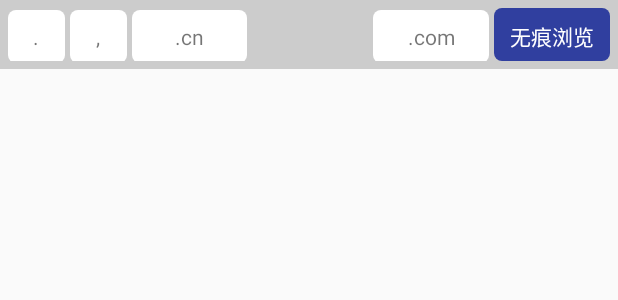
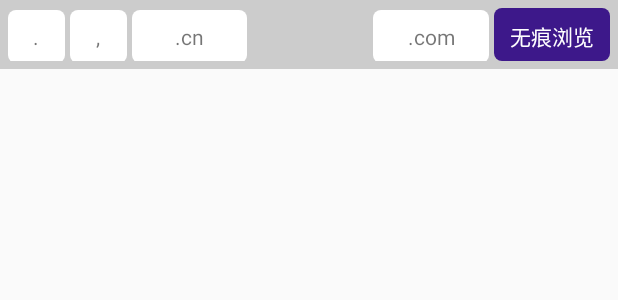
Before and after one commit to hsf25737/InputAccessoryView, an Android app: the layout fragment_input_accessory_panel.xml on its own in the app's theme, with its tools: preview values and no code run, on a phone screen of 412 x 824 dp. Shown: the top 300 px of the screen. Run offline under Robolectric (Android 15) with nearby library versions, the phone set to English and light mode, and no system bars.

```diff
--- /dev/null
+++ b/app/src/main/res/drawable/cursor.xml
@@ -0,0 +1,6 @@
+<?xml version="1.0" encoding="utf-8"?>
+<shape xmlns:android="http://schemas.android.com/apk/res/android"
+    android:shape="rectangle">
+    <size android:width="2dp" />
+    <solid android:color="@android:color/white" />
+</shape>
--- a/app/src/main/res/drawable/input_accessory_panel_dark.xml
+++ b/app/src/main/res/drawable/input_accessory_panel_dark.xml
@@ -1,5 +1,5 @@
 <?xml version="1.0" encoding="utf-8"?>
 <shape xmlns:android="http://schemas.android.com/apk/res/android">
     <corners android:radius="5dp"/>
-    <solid android:color="@color/colorPrimaryDark"/>
+    <solid android:color="@color/grape"/>
 </shape>
--- a/app/src/main/res/layout/fragment_input_accessory_panel.xml
+++ b/app/src/main/res/layout/fragment_input_accessory_panel.xml
@@ -9,19 +9,21 @@
         style="@style/input_accessory_bar_style">
 
         <TextView
-            android:text="www."
+            android:text="@string/www"
             style="@style/search_panel_text_view" />
 
         <TextView
-            android:text="m."
+            android:text="@string/m"
             style="@style/search_panel_text_view" />
 
         <TextView
-            android:text="剪切板"
+            android:id="@+id/clipboard"
+            android:text="@string/clipboard"
             style="@style/search_panel_text_view" />
 
         <TextView
-            android:text="无痕浏览"
+            android:id="@+id/edit_bar_incognito"
+            android:text="@string/incognito"
             style="@style/search_panel_text_view"
             android:background="@drawable/input_accessory_panel_dark"
             android:textColor="@color/white"/>
@@ -33,29 +35,31 @@
         style="@style/input_accessory_bar_style">
 
         <TextView
-            android:text="."
+            android:text="@string/period"
             style="@style/search_panel_text_view"
             android:layout_weight="0.5" />
 
         <TextView
-            android:text=","
+            android:text="@string/comma"
             style="@style/search_panel_text_view"
             android:layout_weight="0.5"/>
 
         <TextView
             android:layout_weight="1"
-            android:text=".cn"
+            android:text="@string/cn"
             style="@style/search_panel_text_view" />
 
         <View
+            android:id="@+id/slide_view"
             style="@style/search_panel_item" />
 
         <TextView
-            android:text=".com"
+            android:text="@string/com"
             style="@style/search_panel_text_view" />
 
         <TextView
-            android:text="无痕浏览"
+            android:id="@+id/slide_bar_incognito"
+            android:text="@string/incognito"
             style="@style/search_panel_text_view"
             android:background="@drawable/input_accessory_panel_dark"
             android:textColor="@color/white"/>
--- a/app/src/main/res/values/colors.xml
+++ b/app/src/main/res/values/colors.xml
@@ -1,11 +1,13 @@
 <?xml version="1.0" encoding="utf-8"?>
 <resources>
-    <color name="colorPrimary">#3F51B5</color>
-    <color name="colorPrimaryDark">#303F9F</color>
-    <color name="colorAccent">#FF4081</color>
+    <color name="colorPrimary">#11B5E4</color>
+    <color name="colorPrimaryDark">#2B9CD8</color>
+    <color name="colorAccent">#034748</color>
+    <color name="grape">#3D188A</color>
 
     <color name="transparent">#00000000</color>
     <color name="white">#FFFFFF</color>
     <color name="gray_cc">#CCCCCC</color>
+    <color name="blue">#11B5E4</color>
 
 </resources>
--- a/app/src/main/res/values/strings.xml
+++ b/app/src/main/res/values/strings.xml
@@ -1,3 +1,14 @@
 <resources>
     <string name="app_name">InputAccessoryView</string>
+    <string name="www">www.</string>
+    <string name="com">.com</string>
+    <string name="cn">.cn</string>
+    <string name="period">.</string>
+    <string name="comma">,</string>
+    <string name="m">m.</string>
+    <string name="clipboard">剪切板</string>
+    <string name="incognito">无痕浏览</string>
+    <string name="searchHint">搜索或输入网址</string>
+    <string name="cancel">取消</string>
+    <string name="search">搜索</string>
 </resources>
```
Also changed, not shown: app/src/main/java/pan/chiang/com/inputaccessoryview/MainActivity.java (+9 -1 lines), app/src/main/java/pan/chiang/com/inputaccessoryview/util/KeyboardUtil.java (renamed from app/src/main/java/pan/chiang/com/inputaccessoryview/util/KeyboardComposer.java, +6 -6 lines), app/src/main/java/pan/chiang/com/inputaccessoryview/util/ViewUtil.java (added, +17 -0 lines), app/src/main/java/pan/chiang/com/inputaccessoryview/widget/InputAccessoryPanelFragment.java (+50 -33 lines), app/src/main/res/layout/activity_main.xml (+12 -4 lines), 2 other files.
